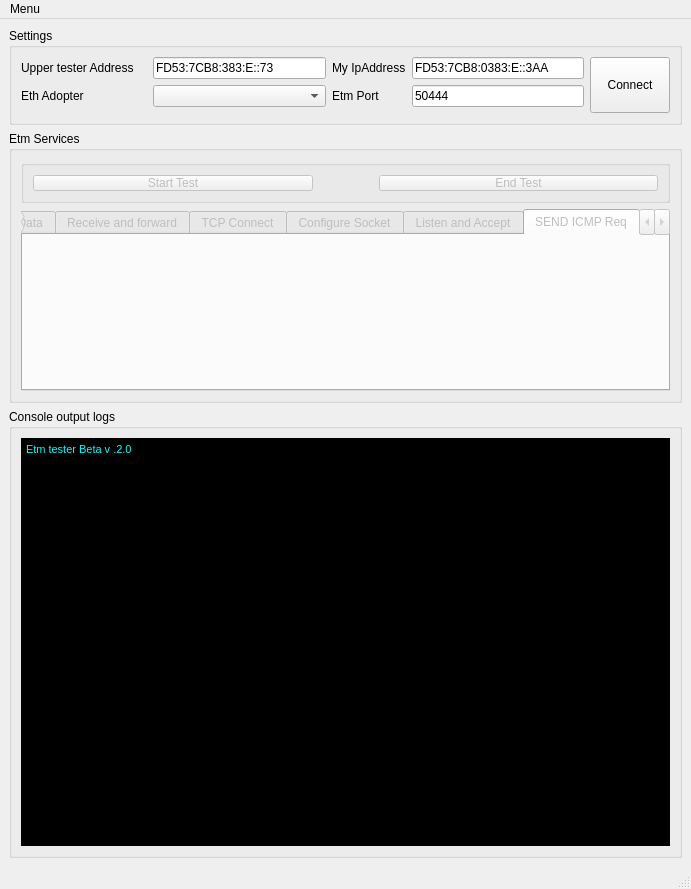
Above: SourceCode/ETMLowerTester/EtmTesterConsoleWithTABS_v1_1.ui from ablinux/ETM-IPStackTester before the change. Below: the same form after it.
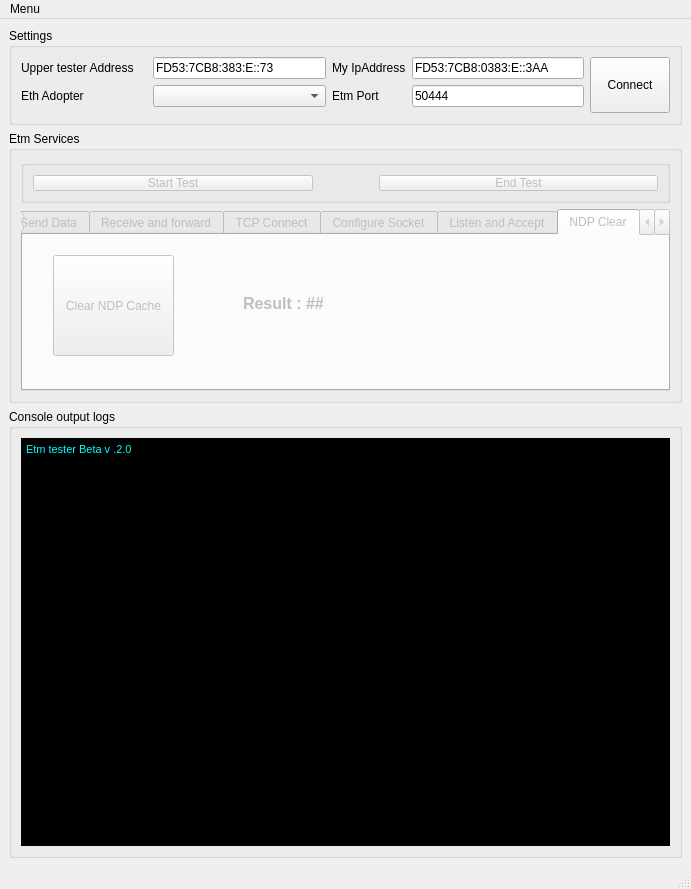
That is the form after the change. The open tabs and pages were chosen to show the change.

Commit message: Added NDP_CLEAR_CACHE Services

The edit to the form file:
```diff
--- a/SourceCode/ETMLowerTester/EtmTesterConsoleWithTABS_v1_1.ui
+++ b/SourceCode/ETMLowerTester/EtmTesterConsoleWithTABS_v1_1.ui
@@ -1158,8 +1158,41 @@
          </widget>
          <widget class="QWidget" name="tab_9">
           <attribute name="title">
-           <string>SEND ICMP Req</string>
+           <string>NDP Clear</string>
           </attribute>
+          <widget class="QPushButton" name="Button_NDPClear">
+           <property name="geometry">
+            <rect>
+             <x>30</x>
+             <y>20</y>
+             <width>121</width>
+             <height>101</height>
+            </rect>
+           </property>
+           <property name="text">
+            <string>Clear NDP Cache</string>
+           </property>
+          </widget>
+          <widget class="QLabel" name="NDPClearResult">
+           <property name="geometry">
+            <rect>
+             <x>220</x>
+             <y>60</y>
+             <width>151</width>
+             <height>16</height>
+            </rect>
+           </property>
+           <property name="font">
+            <font>
+             <pointsize>12</pointsize>
+             <weight>75</weight>
+             <bold>true</bold>
+            </font>
+           </property>
+           <property name="text">
+            <string>Result : ##</string>
+           </property>
+          </widget>
          </widget>
          <widget class="QWidget" name="tab_7">
           <attribute name="title">
```
The commit also changes 3 other files.
